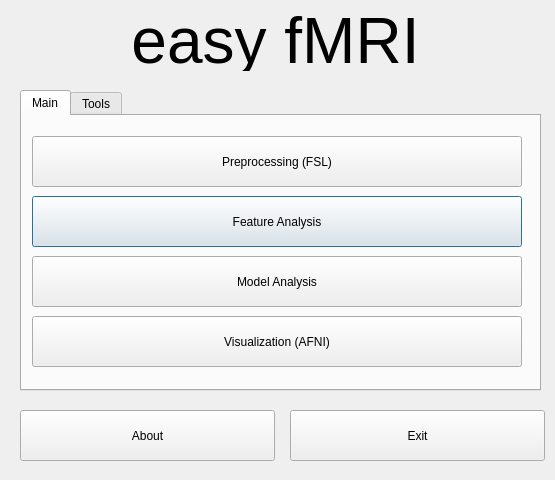
First picture: the form in GUI/frmMainMenuGUI.ui, repository myousefnezhad/easyfmri-old, before the edit.
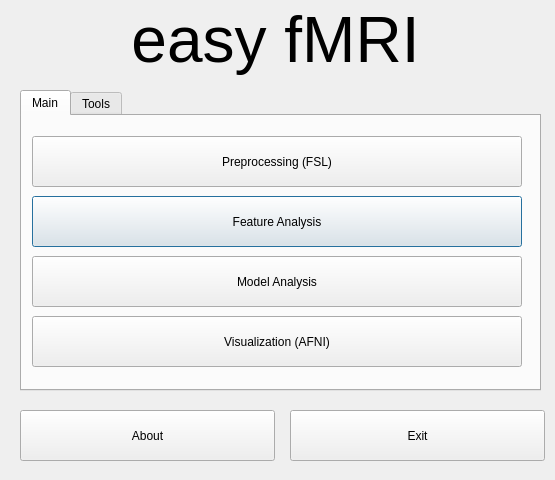
Second picture: the form after the edit.

Diff of the .ui file:
```diff
--- a/GUI/frmMainMenuGUI.ui
+++ b/GUI/frmMainMenuGUI.ui
@@ -17,9 +17,9 @@
    <property name="geometry">
     <rect>
      <x>0</x>
-     <y>10</y>
+     <y>0</y>
      <width>551</width>
-     <height>61</height>
+     <height>80</height>
     </rect>
    </property>
    <property name="font">
```
Left out of the diff: 2 changed lines with no effect on the pictures.
